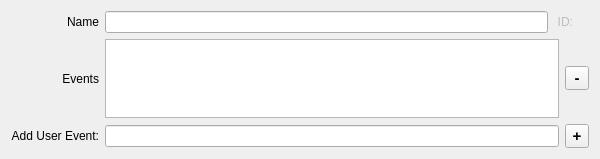
Before: the Qt Designer form src/ui/scripts_main_area.ui in MorquinDevlar/Mudlet, drawn with Qt 5.
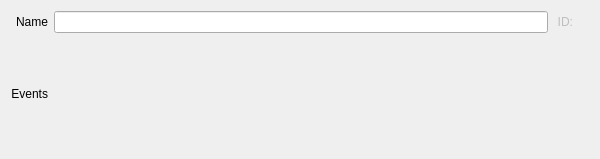
After: the same form once the commit is applied.

Commit message: Improve: a script's events as a row of chips

What changed in the file:
```diff
--- a/src/ui/scripts_main_area.ui
+++ b/src/ui/scripts_main_area.ui
@@ -16,7 +16,7 @@
     <verstretch>0</verstretch>
    </sizepolicy>
   </property>
-  <layout class="QGridLayout" name="gridLayout" rowstretch="0,1,0" columnstretch="0,1,0,0">
+  <layout class="QGridLayout" name="gridLayout" rowstretch="0,0" columnstretch="0,1,0,0">
    <item row="0" column="0">
     <widget class="QLabel" name="label_script_name">
      <property name="text">
@@ -84,7 +84,9 @@
      </layout>
     </widget>
    </item>
-   <item row="1" column="0" alignment="Qt::AlignRight">
+   <!-- The events themselves are a uiDesign::ChipRow, put in the cell beside
+        this label at runtime by dlgTriggerEditor::buildScriptEventRow() -->
+   <item row="1" column="0">
     <widget class="QLabel" name="label_script_registered_event_handlers">
      <property name="text">
       <string>Events</string>
@@ -97,94 +99,6 @@
      </property>
     </widget>
    </item>
-   <item row="1" column="1" colspan="2">
-    <widget class="QListWidget" name="listWidget_script_registered_event_handlers">
-     <property name="sizePolicy">
-      <sizepolicy hsizetype="Expanding" vsizetype="MinimumExpanding">
-       <horstretch>0</horstretch>
-       <verstretch>0</verstretch>
-      </sizepolicy>
-     </property>
-     <property name="sizeAdjustPolicy">
-      <enum>QAbstractScrollArea::AdjustToContents</enum>
-     </property>
-     <property name="selectionRectVisible">
-      <bool>true</bool>
-     </property>
-    </widget>
-   </item>
-   <item row="1" column="3">
-    <widget class="QToolButton" name="toolButton_script_remove_event_handler">
-     <property name="minimumSize">
-      <size>
-       <width>16</width>
-       <height>16</height>
-      </size>
-     </property>
-     <property name="maximumSize">
-      <size>
-       <width>24</width>
-       <height>24</height>
-      </size>
-     </property>
-     <property name="font">
-      <font>
-       <pointsize>11</pointsize>
-       <bold>true</bold>
-      </font>
-     </property>
-     <property name="toolTip">
-      <string>&lt;p&gt;Remove (selected) event from list.&lt;/p&gt;</string>
-     </property>
-     <property name="text">
-      <string>-</string>
-     </property>
-    </widget>
-   </item>
-   <item row="2" column="0">
-    <widget class="QLabel" name="label_script_event_handler_entry">
-     <property name="text">
-      <string>Add User Event:</string>
-     </property>
-     <property name="alignment">
-      <set>Qt::AlignRight|Qt::AlignTrailing|Qt::AlignVCenter</set>
-     </property>
-     <property name="wordWrap">
-      <bool>true</bool>
-     </property>
-    </widget>
-   </item>
-   <item row="2" column="1" colspan="2">
-    <widget class="QLineEdit" name="lineEdit_script_event_handler_entry"/>
-   </item>
-   <item row="2" column="3">
-    <widget class="QToolButton" name="toolButton_script_add_event_handler">
-     <property name="minimumSize">
-      <size>
-       <width>16</width>
-       <height>16</height>
-      </size>
-     </property>
-     <property name="maximumSize">
-      <size>
-       <width>24</width>
-       <height>24</height>
-      </size>
-     </property>
-     <property name="font">
-      <font>
-       <pointsize>11</pointsize>
-       <bold>true</bold>
-      </font>
-     </property>
-     <property name="toolTip">
-      <string>&lt;p&gt;Add entered event name to list.&lt;/p&gt;</string>
-     </property>
-     <property name="text">
-      <string>+</string>
-     </property>
-    </widget>
-   </item>
   </layout>
  </widget>
  <resources/>
```
The commit also changes 15 other files.
